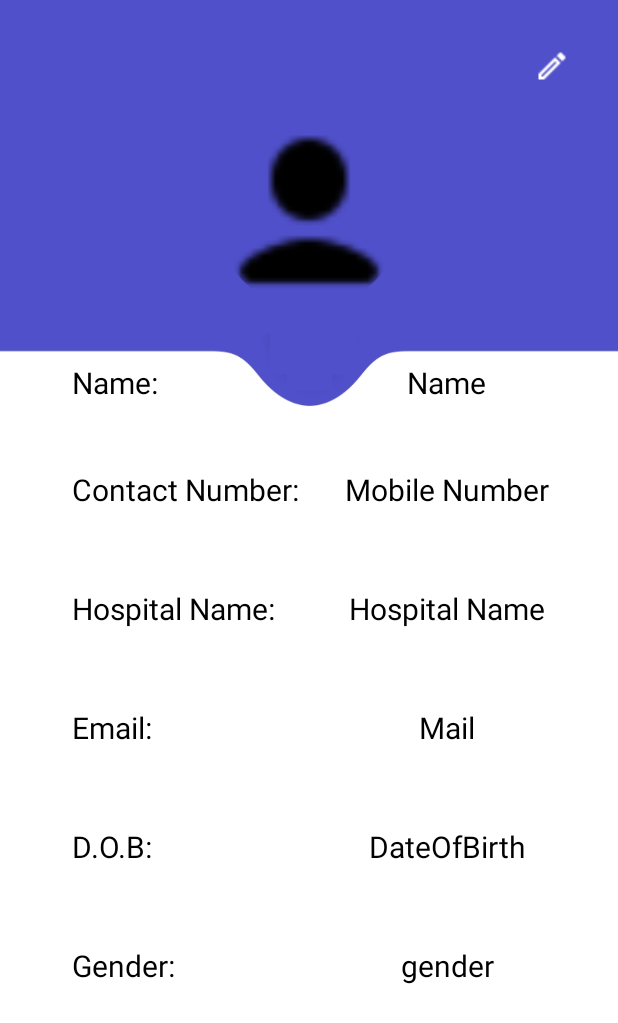
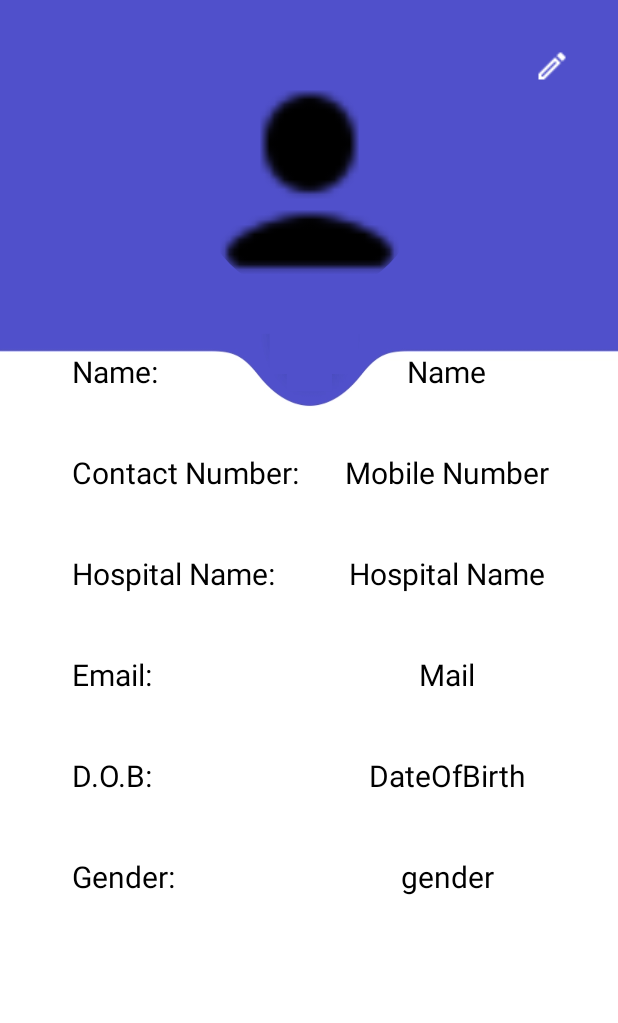
Before and after one commit to DigiTechHealthCare-Android/DT-HealthCare, an Android app: the layout fragment_nurse_profile.xml on its own in the app's theme, with its tools: preview values and no code run, on a phone screen of 412 x 824 dp. Shown: the top 1023 px of the screen. Run offline under Robolectric (Android 15) with nearby library versions, the phone set to English and light mode, and no system bars; network calls fail.

Commit message:
Ui Changes

```diff
--- a/app/src/main/java/com/example/dgtechhealthcare/view/NurseDrawerNavigationActivity.kt
+++ b/app/src/main/java/com/example/dgtechhealthcare/view/NurseDrawerNavigationActivity.kt
@@ -84,7 +84,7 @@ class NurseDrawerNavigationActivity : AppCompatActivity(),
 
         navMenuNurse.setNavigationItemSelectedListener(this)
 
-        setToolbarTitle("Article")
+        setToolbarTitle("Patients")
         changeFragment(NursePatientFragment())
     }
 
@@ -96,7 +96,7 @@ class NurseDrawerNavigationActivity : AppCompatActivity(),
                 changeFragment(NurseProfileFragment())
             }
             R.id.articleNurse -> {
-                setToolbarTitle("Article")
+                setToolbarTitle("Patients")
                 changeFragment(NursePatientFragment())
             }
             R.id.settingsNurse -> {
--- a/app/src/main/res/layout/fragment_nurse_profile.xml
+++ b/app/src/main/res/layout/fragment_nurse_profile.xml
@@ -16,11 +16,12 @@
 
         <de.hdodenhof.circleimageview.CircleImageView
             android:id="@+id/nurseIV"
-            android:layout_width="125dp"
-            android:layout_height="125dp"
-            android:layout_marginTop="80dp"
+            android:layout_width="150dp"
+            android:layout_height="150dp"
+            android:layout_marginTop="48dp"
             android:src="@drawable/user"
             app:layout_constraintEnd_toEndOf="parent"
+            app:layout_constraintHorizontal_bias="0.501"
             app:layout_constraintStart_toStartOf="parent"
             app:layout_constraintTop_toTopOf="parent" />
 
@@ -38,19 +39,19 @@
             android:id="@+id/nurseNameTV"
             android:layout_width="wrap_content"
             android:layout_height="wrap_content"
-            android:layout_marginTop="241dp"
+            android:layout_marginTop="36dp"
             android:layout_marginEnd="88dp"
             android:text="Name"
             android:textColor="@color/black"
             android:textSize="20sp"
             app:layout_constraintEnd_toEndOf="parent"
-            app:layout_constraintTop_toTopOf="parent" />
+            app:layout_constraintTop_toBottomOf="@+id/nurseIV" />
 
         <TextView
             android:id="@+id/nurseContactTV"
             android:layout_width="wrap_content"
             android:layout_height="wrap_content"
-            android:layout_marginTop="44dp"
+            android:layout_marginTop="40dp"
             android:text="Mobile Number"
             android:textColor="@color/black"
             android:textSize="20sp"
@@ -62,7 +63,7 @@
             android:id="@+id/hospitalNameTV"
             android:layout_width="wrap_content"
             android:layout_height="wrap_content"
-            android:layout_marginTop="52dp"
+            android:layout_marginTop="40dp"
             android:text="Hospital Name"
             android:textColor="@color/black"
             android:textSize="20sp"
@@ -87,7 +88,7 @@
             android:layout_width="wrap_content"
             android:layout_height="wrap_content"
             android:layout_marginStart="48dp"
-            android:layout_marginTop="44dp"
+            android:layout_marginTop="40dp"
             android:text="Contact Number:"
             android:textColor="@color/black"
             android:textSize="20sp"
@@ -99,7 +100,7 @@
             android:layout_width="wrap_content"
             android:layout_height="wrap_content"
             android:layout_marginStart="48dp"
-            android:layout_marginTop="52dp"
+            android:layout_marginTop="40dp"
             android:text="Hospital Name:"
             android:textColor="@color/black"
             android:textSize="20sp"
@@ -111,7 +112,7 @@
             android:layout_width="wrap_content"
             android:layout_height="wrap_content"
             android:layout_marginStart="48dp"
-            android:layout_marginTop="52dp"
+            android:layout_marginTop="40dp"
             android:text="Email:"
             android:textColor="@color/black"
             android:textSize="20sp"
@@ -122,7 +123,7 @@
             android:id="@+id/emailTV"
             android:layout_width="wrap_content"
             android:layout_height="wrap_content"
-            android:layout_marginTop="52dp"
+            android:layout_marginTop="40dp"
             android:text="Mail"
             android:textColor="@color/black"
             android:textSize="20sp"
@@ -135,7 +136,7 @@
             android:layout_width="wrap_content"
             android:layout_height="wrap_content"
             android:layout_marginStart="48dp"
-            android:layout_marginTop="52dp"
+            android:layout_marginTop="40dp"
             android:text="D.O.B:"
             android:textColor="@color/black"
             android:textSize="20sp"
@@ -146,7 +147,7 @@
             android:id="@+id/birthTV"
             android:layout_width="wrap_content"
             android:layout_height="wrap_content"
-            android:layout_marginTop="52dp"
+            android:layout_marginTop="40dp"
             android:text="DateOfBirth"
             android:textColor="@color/black"
             android:textSize="20sp"
@@ -159,7 +160,7 @@
             android:layout_width="wrap_content"
             android:layout_height="wrap_content"
             android:layout_marginStart="48dp"
-            android:layout_marginTop="52dp"
+            android:layout_marginTop="40dp"
             android:text="Gender:"
             android:textColor="@color/black"
             android:textSize="20sp"
@@ -170,7 +171,7 @@
             android:id="@+id/genderTV"
             android:layout_width="wrap_content"
             android:layout_height="wrap_content"
-            android:layout_marginTop="52dp"
+            android:layout_marginTop="40dp"
             android:text="gender"
             android:textColor="@color/black"
             android:textSize="20sp"
--- a/app/src/main/res/layout/fragment_patient_profile.xml
+++ b/app/src/main/res/layout/fragment_patient_profile.xml
@@ -34,8 +34,8 @@
 
             <de.hdodenhof.circleimageview.CircleImageView
                 android:id="@+id/patientIV"
-                android:layout_width="151dp"
-                android:layout_height="153dp"
+                android:layout_width="150dp"
+                android:layout_height="150dp"
                 android:layout_marginTop="48dp"
                 android:src="@drawable/user"
                 app:layout_constraintEnd_toEndOf="parent"
--- a/app/src/main/res/menu/nurse_nav_drawer_menu.xml
+++ b/app/src/main/res/menu/nurse_nav_drawer_menu.xml
@@ -6,7 +6,7 @@
         <item
             android:id="@+id/articleNurse"
             android:icon="@drawable/article"
-            android:title="Article" />
+            android:title="Patients" />
         <item
             android:id="@+id/profileNurse"
             android:icon="@drawable/profile"
```
Also changed, not shown: app/src/main/res/layout/fragment_doctor_profile.xml (+4 -3 lines), app/src/main/res/layout/fragment_pharmacist_profile.xml (+5 -4 lines).
